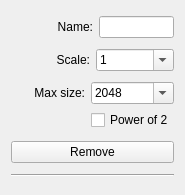
Before: the Qt Designer form SpriteSheetPacker/ScalingVariantWidget.ui in amakaseev/sprite-sheet-packer, drawn with Qt 5.
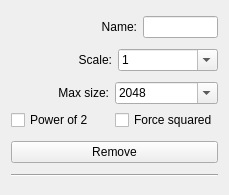
After: the same form once the commit is applied. Icons and pictures are not drawn.

Commit message: * Added forceSquared option * Added ETC2 and ETC2A pixel format

```diff
--- a/SpriteSheetPacker/ScalingVariantWidget.ui
+++ b/SpriteSheetPacker/ScalingVariantWidget.ui
@@ -6,7 +6,7 @@
    <rect>
     <x>0</x>
     <y>0</y>
-    <width>185</width>
+    <width>229</width>
     <height>195</height>
    </rect>
   </property>
@@ -174,13 +174,20 @@
        </property>
       </widget>
      </item>
-     <item row="1" column="1">
+     <item row="1" column="0">
       <widget class="QCheckBox" name="pow2CheckBox">
        <property name="text">
         <string>Power of 2</string>
        </property>
       </widget>
      </item>
+     <item row="1" column="1">
+      <widget class="QCheckBox" name="forceSquaredCheckBox">
+       <property name="text">
+        <string>Force squared</string>
+       </property>
+      </widget>
+     </item>
     </layout>
    </item>
    <item>
```
The commit also changes 11 other files.
